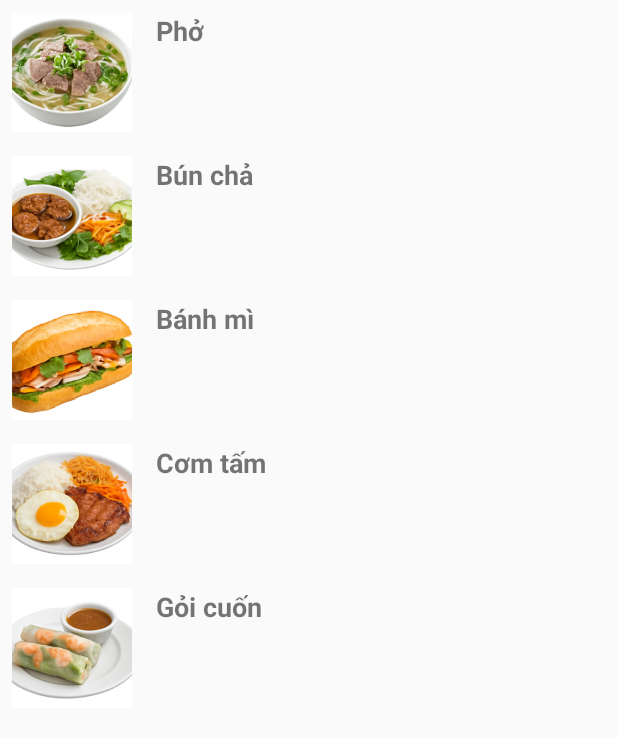
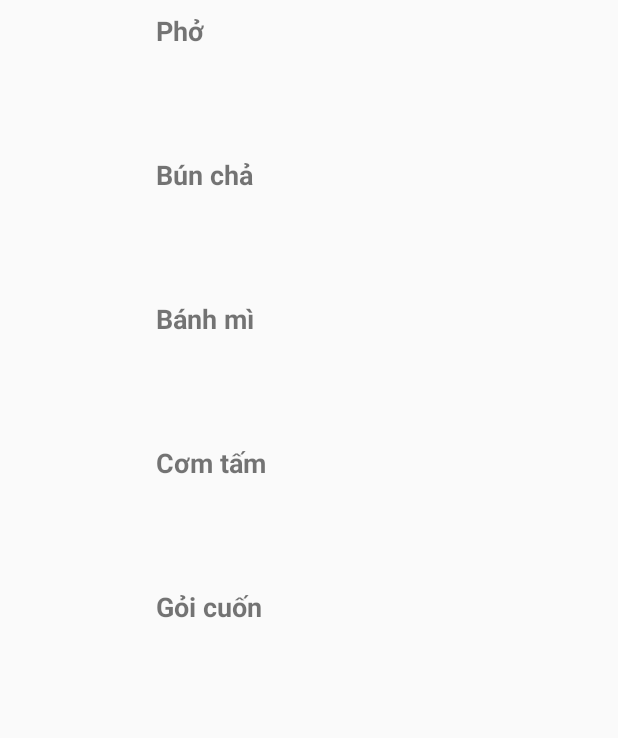
Before and after one commit to glitch4315/Bai3-RecycleView, an Android app built with Jetpack Compose: the screen it shows after launch (MainActivity), on a phone screen of 412 x 824 dp. Shown: the top 738 px of the screen. Run offline under Robolectric (Android 15) with nearby library versions, the phone set to English and light mode, and no system bars.

Commit message:
inital commit

```diff
--- a/app/src/main/java/com/example/foodapp/Food.java
+++ b/app/src/main/java/com/example/foodapp/Food.java
@@ -5,22 +5,22 @@ import android.os.Parcelable;
 
 public class Food implements Parcelable {
     private String name;
+    private int imageResource;
     private String description;
-    private int imageResId;
-    private double price;
+    private int price;
 
-    public Food(String name, int imageResId, String description, double price) {
+    public Food(String name, int imageResource, String description, int price) {
         this.name = name;
-        this.imageResId = imageResId;
+        this.imageResource = imageResource;
         this.description = description;
         this.price = price;
     }
 
     protected Food(Parcel in) {
         name = in.readString();
+        imageResource = in.readInt();
         description = in.readString();
-        imageResId = in.readInt();
-        price = in.readDouble();
+        price = in.readInt();
     }
 
     public static final Creator<Food> CREATOR = new Creator<Food>() {
@@ -35,6 +35,22 @@ public class Food implements Parcelable {
         }
     };
 
+    public String getName() {
+        return name;
+    }
+
+    public int getImageResource() {
+        return imageResource;
+    }
+
+    public String getDescription() {
+        return description;
+    }
+
+    public int getPrice() {
+        return price;
+    }
+
     @Override
     public int describeContents() {
         return 0;
@@ -43,24 +59,8 @@ public class Food implements Parcelable {
     @Override
     public void writeToParcel(Parcel parcel, int i) {
         parcel.writeString(name);
+        parcel.writeInt(imageResource);
         parcel.writeString(description);
-        parcel.writeInt(imageResId);
-        parcel.writeDouble(price);
-    }
-
-    public String getName() {
-        return name;
-    }
-
-    public int getImageResId() {
-        return imageResId;
-    }
-
-    public String getDescription() {
-        return description;
-    }
-
-    public double getPrice() {
-        return price;
+        parcel.writeInt(price);
     }
 }
--- a/app/src/main/java/com/example/foodapp/FoodAdapter.java
+++ b/app/src/main/java/com/example/foodapp/FoodAdapter.java
@@ -26,17 +26,17 @@ public class FoodAdapter extends RecyclerView.Adapter<FoodAdapter.FoodViewHolder
             super(itemView);
             foodImageView = itemView.findViewById(R.id.foodImageView);
             foodNameTextView = itemView.findViewById(R.id.foodNameTextView);
-            foodDescriptionTextView = itemView.findViewById(R.id.foodDescriptionTextView);
-            foodPriceTextView = itemView.findViewById(R.id.foodPriceTextView);
+            foodDescriptionTextView = itemView.findViewById(R.id.detailDescriptionTextView);
+            foodPriceTextView = itemView.findViewById(R.id.detailPriceTextView);
 
             itemView.setOnClickListener(v -> {
-                // Get the position of the clicked item
+
                 int position = getAdapterPosition();
-                // Ensure the position is valid
+
                 if (position != RecyclerView.NO_POSITION) {
-                    Food clickedFood = foodList.get(position); // Get the Food object
+                    Food clickedFood = foodList.get(position);
                     Intent intent = new Intent(v.getContext(), DetailActivity.class);
-                    intent.putExtra("FoodItem", clickedFood); // Pass the Food object
+                    intent.putExtra("FoodItem", clickedFood);
                     v.getContext().startActivity(intent);
                 }
             });
@@ -53,7 +53,7 @@ public class FoodAdapter extends RecyclerView.Adapter<FoodAdapter.FoodViewHolder
     public void onBindViewHolder(FoodViewHolder holder, int position) {
         Food food = foodList.get(position);
         holder.foodNameTextView.setText(food.getName());
-        holder.foodImageView.setImageResource(food.getImageResId());
+
     }
 
     @Override
--- a/app/src/main/res/layout/item_food.xml
+++ b/app/src/main/res/layout/item_food.xml
@@ -26,20 +26,7 @@
             android:textSize="18sp"
             android:textStyle="bold" />
 
-        <TextView
-            android:id="@+id/foodDescriptionTextView"
-            android:layout_width="wrap_content"
-            android:layout_height="wrap_content"
-            android:textSize="14sp"
-            android:textColor="#666666"
-            android:layout_marginTop="4dp" />
 
-        <TextView
-            android:id="@+id/foodPriceTextView"
-            android:layout_width="wrap_content"
-            android:layout_height="wrap_content"
-            android:textSize="16sp"
-            android:textColor="#008000"
-            android:layout_marginTop="4dp" />
+
     </LinearLayout>
 </LinearLayout>
```
Also changed, not shown: app/src/main/java/com/example/foodapp/DetailActivity.java (+27 -9 lines).
